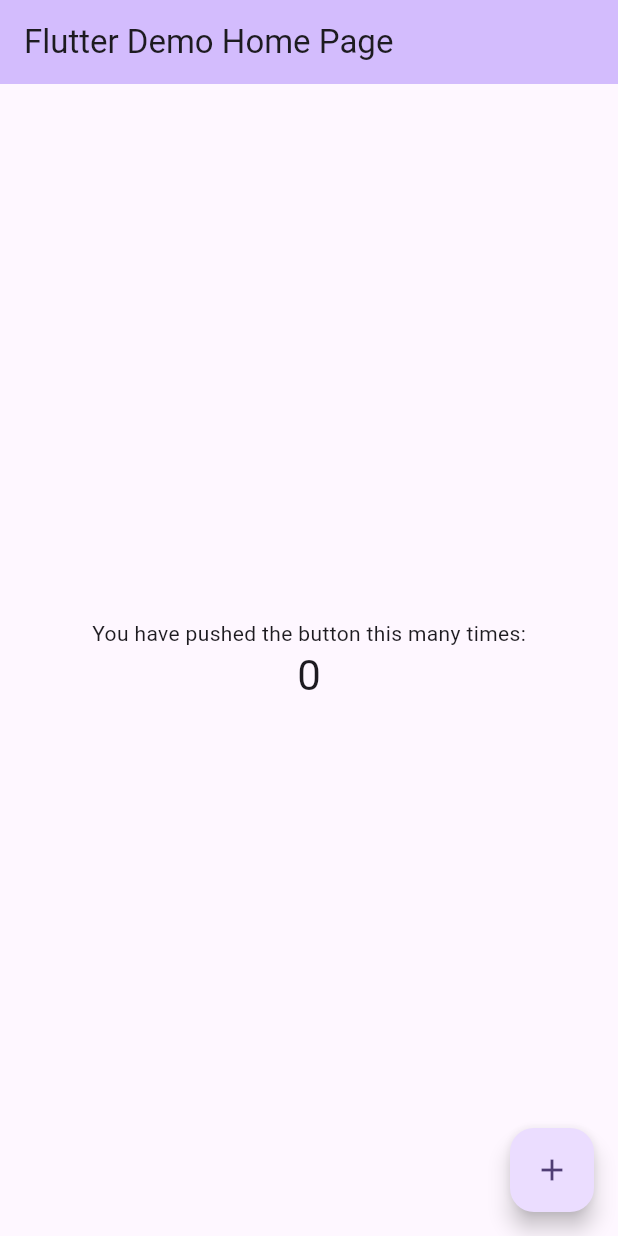
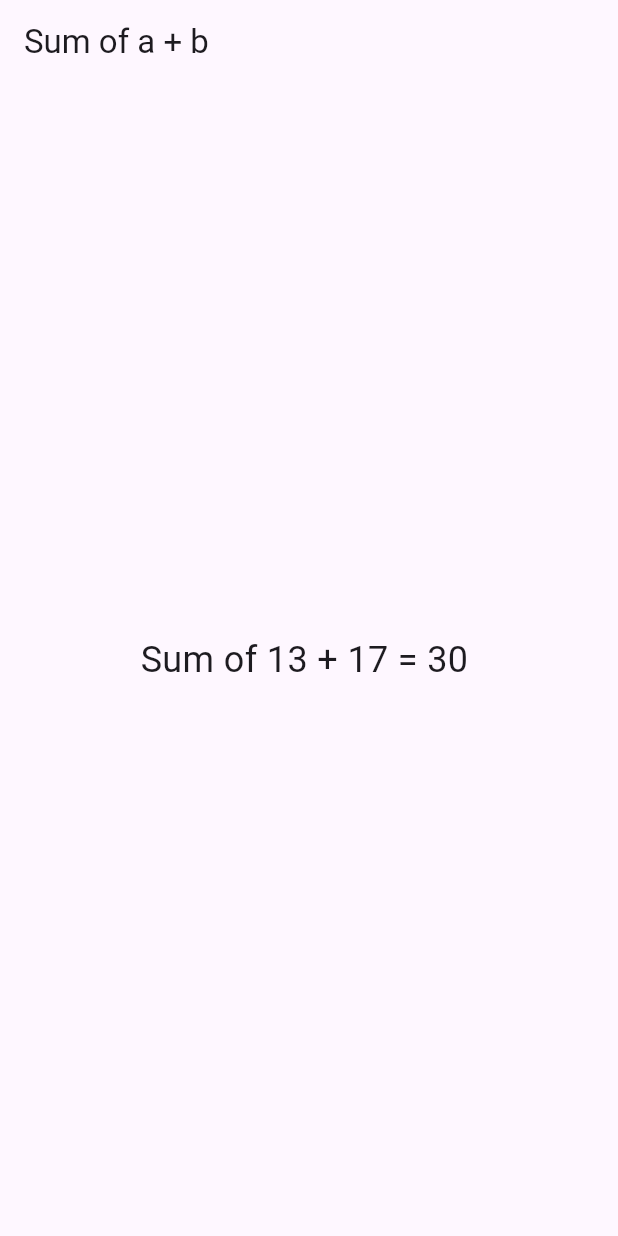
Before and after one commit to mesailesh7/Flutter, a Flutter app: the screen it shows after launch, on a phone screen of 412 x 824 dp. Run offline on Flutter 3.47's test engine with Material 3 defaults, Android fonts, the phone set to English and light mode, and no system bars.

Commit message:
flutter app sum

```diff
--- a/my_first_flutter_application/lib/main.dart
+++ b/my_first_flutter_application/lib/main.dart
@@ -1,122 +1,158 @@
 import 'package:flutter/material.dart';
 
 void main() {
-  runApp(const MyApp());
+  int a = 13;
+  int b = 17;
+
+  int sum = a + b;
+
+  runApp(
+    MaterialApp(
+      home: Scaffold(
+        appBar: AppBar(title: Text("Sum of a + b")),
+        body: Center(
+          child: Text('Sum of $a + $b = $sum ', style: TextStyle(fontSize: 24)),
+        ),
+      ),
+    ),
+  );
 }
 
-class MyApp extends StatelessWidget {
-  const MyApp({super.key});
+// void main() {
+//   // runApp(const MyApp());
+//   int a = 5;
+//   int b = 7;
+//   int sum = a + b;
 
-  // This widget is the root of your application.
-  @override
-  Widget build(BuildContext context) {
-    return MaterialApp(
-      title: 'Flutter Demo',
-      theme: ThemeData(
-        // This is the theme of your application.
-        //
-        // TRY THIS: Try running your application with "flutter run". You'll see
-        // the application has a purple toolbar. Then, without quitting the app,
-        // try changing the seedColor in the colorScheme below to Colors.green
-        // and then invoke "hot reload" (save your changes or press the "hot
-        // reload" button in a Flutter-supported IDE, or press "r" if you used
-        // the command line to start the app).
-        //
-        // Notice that the counter didn't reset back to zero; the application
-        // state is not lost during the reload. To reset the state, use hot
-        // restart instead.
-        //
-        // This works for code too, not just values: Most code changes can be
-        // tested with just a hot reload.
-        colorScheme: ColorScheme.fromSeed(seedColor: Colors.deepPurple),
-      ),
-      home: const MyHomePage(title: 'Flutter Demo Home Page'),
-    );
-  }
-}
+//   int number = 8;
 
-class MyHomePage extends StatefulWidget {
-  const MyHomePage({super.key, required this.title});
+//   if (number % 2 == 0) {
+//     print("$number is even");
+//   } else {
+//     print("$number is odd");
+//   }
 
-  // This widget is the home page of your application. It is stateful, meaning
-  // that it has a State object (defined below) that contains fields that affect
-  // how it looks.
+//   runApp(
+//     MaterialApp(
+//       home: Center(
+//         // child: Text('sum of $a + $b = $sum', style: TextStyle(fontSize: 28)),
+//       ),
+//     ),
+//   );
+// }
 
-  // This class is the configuration for the state. It holds the values (in this
-  // case the title) provided by the parent (in this case the App widget) and
-  // used by the build method of the State. Fields in a Widget subclass are
-  // always marked "final".
+// class MyApp extends StatelessWidget {
+//   const MyApp({super.key});
+//   // This widget is the root of your application.
+//   @override
+//   Widget build(BuildContext context) {
+//     return MaterialApp(
+//       title: 'Flutter Demo',
+//       theme: ThemeData(
+//         // This is the theme of your application.
+//         //
+//         // TRY THIS: Try running your application with "flutter run". You'll see
+//         // the application has a purple toolbar. Then, without quitting the app,
+//         // try changing the seedColor in the colorScheme below to Colors.green
+//         // and then invoke "hot reload" (save your changes or press the "hot
+//         // reload" button in a Flutter-supported IDE, or press "r" if you used
+//         // the command line to start the app).
+//         //
+//         // Notice that the counter didn't reset back to zero; the application
+//         // state is not lost during the reload. To reset the state, use hot
+//         // restart instead.
+//         //
+//         // This works for code too, not just values: Most code changes can be
+//         // tested with just a hot reload.
+//         colorScheme: ColorScheme.fromSeed(seedColor: Colors.deepPurple),
+//       ),
+//       home: const MyHomePage(title: 'Flutter Demo Home Page'),
+//     );
+//   }
+// }
 
-  final String title;
+// class MyHomePage extends StatefulWidget {
+//   const MyHomePage({super.key, required this.title});
 
-  @override
-  State<MyHomePage> createState() => _MyHomePageState();
-}
+//   // This widget is the home page of your application. It is stateful, meaning
+//   // that it has a State object (defined below) that contains fields that affect
+//   // how it looks.
 
-class _MyHomePageState extends State<MyHomePage> {
-  int _counter = 0;
+//   // This class is the configuration for the state. It holds the values (in this
+//   // case the title) provided by the parent (in this case the App widget) and
+//   // used by the build method of the State. Fields in a Widget subclass are
+//   // always marked "final".
 
-  void _incrementCounter() {
-    setState(() {
-      // This call to setState tells the Flutter framework that something has
-      // changed in this State, which causes it to rerun the build method below
-      // so that the display can reflect the updated values. If we changed
-      // _counter without calling setState(), then the build method would not be
-      // called again, and so nothing would appear to happen.
-      _counter++;
-    });
-  }
+//   final String title;
 
-  @override
-  Widget build(BuildContext context) {
-    // This method is rerun every time setState is called, for instance as done
-    // by the _incrementCounter method above.
-    //
-    // The Flutter framework has been optimized to make rerunning build methods
-    // fast, so that you can just rebuild anything that needs updating rather
-    // than having to individually change instances of widgets.
-    return Scaffold(
-      appBar: AppBar(
-        // TRY THIS: Try changing the color here to a specific color (to
-        // Colors.amber, perhaps?) and trigger a hot reload to see the AppBar
-        // change color while the other colors stay the same.
-        backgroundColor: Theme.of(context).colorScheme.inversePrimary,
-        // Here we take the value from the MyHomePage object that was created by
-        // the App.build method, and use it to set our appbar title.
-        title: Text(widget.title),
-      ),
-      body: Center(
-        // Center is a layout widget. It takes a single child and positions it
-        // in the middle of the parent.
-        child: Column(
-          // Column is also a layout widget. It takes a list of children and
-          // arranges them vertically. By default, it sizes itself to fit its
-          // children horizontally, and tries to be as tall as its parent.
-          //
-          // Column has various properties to control how it sizes itself and
-          // how it positions its children. Here we use mainAxisAlignment to
-          // center the children vertically; the main axis here is the vertical
-          // axis because Columns are vertical (the cross axis would be
-          // horizontal).
-          //
-          // TRY THIS: Invoke "debug painting" (choose the "Toggle Debug Paint"
-          // action in the IDE, or press "p" in the console), to see the
-          // wireframe for each widget.
-          mainAxisAlignment: MainAxisAlignment.center,
-          children: <Widget>[
-            const Text('You have pushed the button this many times:'),
-            Text(
-              '$_counter',
-              style: Theme.of(context).textTheme.headlineMedium,
-            ),
-          ],
-        ),
-      ),
-      floatingActionButton: FloatingActionButton(
-        onPressed: _incrementCounter,
-        tooltip: 'Increment',
-        child: const Icon(Icons.add),
-      ), // This trailing comma makes auto-formatting nicer for build methods.
-    );
-  }
-}
+//   @override
+//   State<MyHomePage> createState() => _MyHomePageState();
+// }
+
+// class _MyHomePageState extends State<MyHomePage> {
+//   int _counter = 0;
+
+//   void _incrementCounter() {
+//     setState(() {
+//       // This call to setState tells the Flutter framework that something has
+//       // changed in this State, which causes it to rerun the build method below
+//       // so that the display can reflect the updated values. If we changed
+//       // _counter without calling setState(), then the build method would not be
+//       // called again, and so nothing would appear to happen.
+//       _counter++;
+//     });
+//   }
+
+//   @override
+//   Widget build(BuildContext context) {
+//     // This method is rerun every time setState is called, for instance as done
+//     // by the _incrementCounter method above.
+//     //
+//     // The Flutter framework has been optimized to make rerunning build methods
+//     // fast, so that you can just rebuild anything that needs updating rather
+//     // than having to individually change instances of widgets.
+//     return Scaffold(
+//       appBar: AppBar(
+//         // TRY THIS: Try changing the color here to a specific color (to
+//         // Colors.amber, perhaps?) and trigger a hot reload to see the AppBar
+//         // change color while the other colors stay the same.
+//         backgroundColor: Theme.of(context).colorScheme.inversePrimary,
+//         // Here we take the value from the MyHomePage object that was created by
+//         // the App.build method, and use it to set our appbar title.
+//         title: Text(widget.title),
+//       ),
+//       body: Center(
+//         // Center is a layout widget. It takes a single child and positions it
+//         // in the middle of the parent.
+//         child: Column(
+//           // Column is also a layout widget. It takes a list of children and
+//           // arranges them vertically. By default, it sizes itself to fit its
+//           // children horizontally, and tries to be as tall as its parent.
+//           //
+//           // Column has various properties to control how it sizes itself and
+//           // how it positions its children. Here we use mainAxisAlignment to
+//           // center the children vertically; the main axis here is the vertical
+//           // axis because Columns are vertical (the cross axis would be
+//           // horizontal).
+//           //
+//           // TRY THIS: Invoke "debug painting" (choose the "Toggle Debug Paint"
+//           // action in the IDE, or press "p" in the console), to see the
+//           // wireframe for each widget.
+//           mainAxisAlignment: MainAxisAlignment.center,
+//           children: <Widget>[
+//             const Text('You have pushed the button this many times:'),
+//             Text(
+//               '$_counter',
+//               style: Theme.of(context).textTheme.headlineMedium,
+//             ),
+//           ],
+//         ),
+//       ),
+//       floatingActionButton: FloatingActionButton(
+//         onPressed: _incrementCounter,
+//         tooltip: 'Increment',
+//         child: const Icon(Icons.add),
+//       ), // This trailing comma makes auto-formatting nicer for build methods.
+//     );
+//   }
+// }
```
Also changed, not shown: 2 other files.
